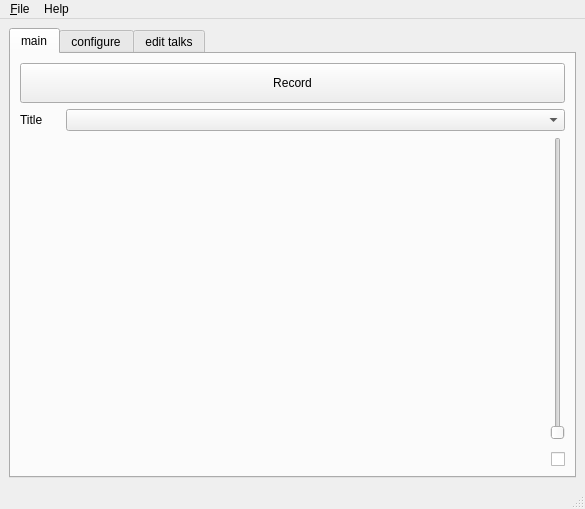
Above: src/forms/freeseer_ui_qt.ui from Freeseer/freeseer before the change. Below: the same form after it.
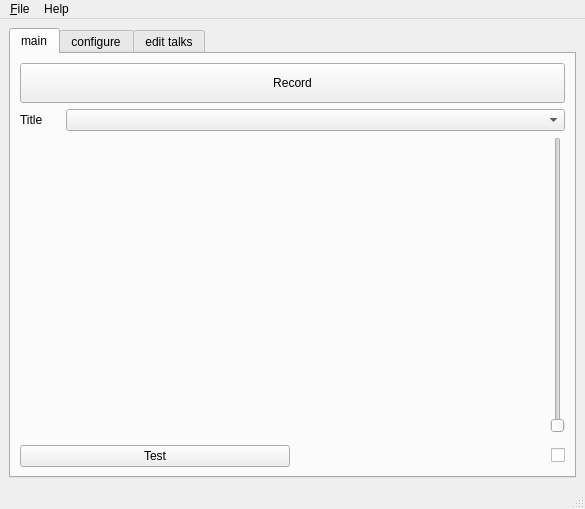
That is the form after the change. Icons and pictures are not drawn.

Commit message: added test recording button to UI

```diff
--- a/src/forms/freeseer_ui_qt.ui
+++ b/src/forms/freeseer_ui_qt.ui
@@ -125,6 +125,18 @@
          </layout>
         </item>
         <item>
+         <layout class="QHBoxLayout" name="horizontalLayout_6">
+          <item>
+           <widget class="QPushButton" name="testButton">
+            <property name="text">
+             <string>Test</string>
+            </property>
+            <property name="checkable">
+             <bool>true</bool>
+            </property>
+           </widget>
+          </item>
+          <item>
          <widget class="QCheckBox" name="audioFeedbackCheckbox">
           <property name="maximumSize">
            <size>
@@ -148,6 +160,8 @@
          </widget>
         </item>
        </layout>
+        </item>
+       </layout>
       </widget>
       <widget class="QWidget" name="tab">
        <attribute name="title">
```
Left out of the diff: 32 changed lines with no effect on the pictures. Lines whose indentation alone changed are shown as unchanged.
